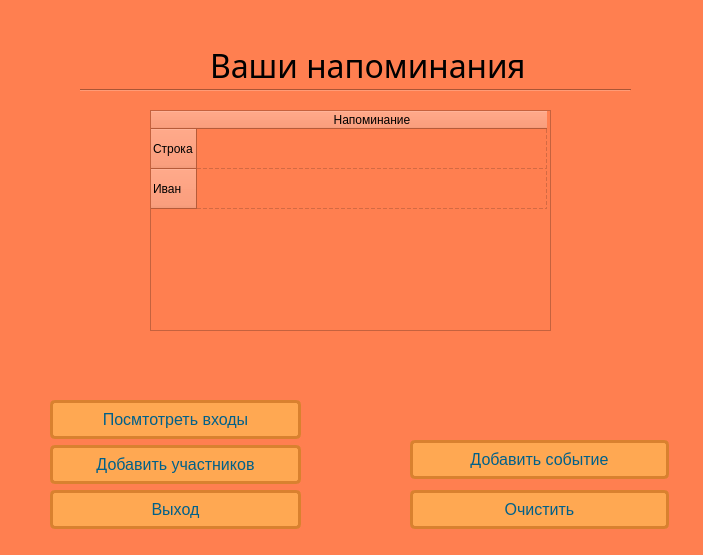
The window that main.ui (VeePeeKay/noteboard) describes before a commit, drawn with Qt 5.
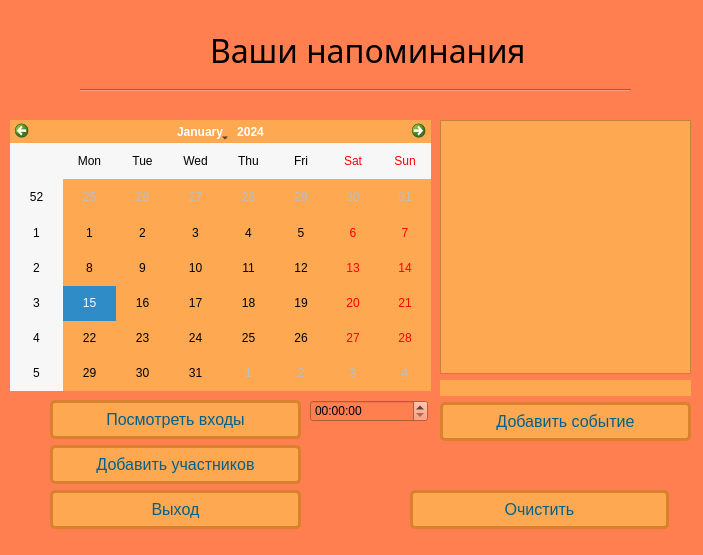
The same window after the commit.

```diff
--- a/main.ui
+++ b/main.ui
@@ -27,8 +27,8 @@
     <rect>
      <x>210</x>
      <y>20</y>
-     <width>331</width>
-     <height>91</height>
+     <width>471</width>
+     <height>61</height>
     </rect>
    </property>
    <property name="font">
@@ -54,82 +54,6 @@
     <enum>Qt::Horizontal</enum>
    </property>
   </widget>
-  <widget class="QPushButton" name="addEventButt">
-   <property name="geometry">
-    <rect>
-     <x>410</x>
-     <y>440</y>
-     <width>259</width>
-     <height>39</height>
-    </rect>
-   </property>
-   <property name="styleSheet">
-    <string notr="true"> display: inline-block;
-    text-decoration: none;
-    background-color: #ffa852;
-    color: #006089;
-    border: 3px solid #d9812f;
-    border-radius: 5px;
-    font-size: 16px;
-    padding: 7px 10px; 
-    transition: all 0.8s ease;</string>
-   </property>
-   <property name="text">
-    <string>Добавить событие</string>
-   </property>
-   <property name="default">
-    <bool>false</bool>
-   </property>
-  </widget>
-  <widget class="QTableWidget" name="tableWidget">
-   <property name="geometry">
-    <rect>
-     <x>150</x>
-     <y>110</y>
-     <width>401</width>
-     <height>221</height>
-    </rect>
-   </property>
-   <property name="frameShadow">
-    <enum>QFrame::Raised</enum>
-   </property>
-   <property name="gridStyle">
-    <enum>Qt::DashLine</enum>
-   </property>
-   <property name="columnCount">
-    <number>1</number>
-   </property>
-   <attribute name="horizontalHeaderDefaultSectionSize">
-    <number>350</number>
-   </attribute>
-   <attribute name="horizontalHeaderMinimumSectionSize">
-    <number>53</number>
-   </attribute>
-   <attribute name="verticalHeaderCascadingSectionResizes">
-    <bool>false</bool>
-   </attribute>
-   <attribute name="verticalHeaderDefaultSectionSize">
-    <number>40</number>
-   </attribute>
-   <attribute name="verticalHeaderStretchLastSection">
-    <bool>false</bool>
-   </attribute>
-   <row>
-    <property name="text">
-     <string>Строка</string>
-    </property>
-   </row>
-   <row>
-    <property name="text">
-     <string>Иван</string>
-    </property>
-   </row>
-   <column>
-    <property name="text">
-     <string>Напоминание</string>
-    </property>
-   </column>
-  </widget>
   <widget class="QPushButton" name="clearButt">
    <property name="geometry">
     <rect>
@@ -184,7 +108,7 @@
     transition: all 0.8s ease;</string>
       </property>
       <property name="text">
-       <string>Посмтотреть входы</string>
+       <string>Посмотреть входы</string>
       </property>
       <property name="default">
        <bool>false</bool>
@@ -238,6 +162,79 @@
     </item>
    </layout>
   </widget>
+  <widget class="QCalendarWidget" name="calendarWidget">
+   <property name="geometry">
+    <rect>
+     <x>10</x>
+     <y>120</y>
+     <width>421</width>
+     <height>271</height>
+    </rect>
+   </property>
+   <property name="styleSheet">
+    <string notr="true">background-color:#ffa852</string>
+   </property>
+  </widget>
+  <widget class="QTimeEdit" name="timeEdit">
+   <property name="geometry">
+    <rect>
+     <x>310</x>
+     <y>400</y>
+     <width>118</width>
+     <height>22</height>
+    </rect>
+   </property>
+  </widget>
+  <widget class="QWidget" name="verticalLayoutWidget_2">
+   <property name="geometry">
+    <rect>
+     <x>440</x>
+     <y>120</y>
+     <width>251</width>
+     <height>321</height>
+    </rect>
+   </property>
+   <layout class="QVBoxLayout" name="verticalLayout_2">
+    <item>
+     <widget class="QTextBrowser" name="textBrowser">
+      <property name="styleSheet">
+       <string notr="true">background-color:#ffa852</string>
+      </property>
+     </widget>
+    </item>
+    <item>
+     <widget class="QLineEdit" name="WriteEdit">
+      <property name="styleSheet">
+       <string notr="true">background-color:#ffa852</string>
+      </property>
+      <property name="frame">
+       <bool>false</bool>
+      </property>
+     </widget>
+    </item>
+    <item>
+     <widget class="QPushButton" name="addEventButt">
+      <property name="styleSheet">
+       <string notr="true"> display: inline-block;
+    text-decoration: none;
+    background-color: #ffa852;
+    color: #006089;
+    border: 3px solid #d9812f;
+    border-radius: 5px;
+    font-size: 16px;
+    padding: 7px 10px; 
+    transition: all 0.8s ease;</string>
+      </property>
+      <property name="text">
+       <string>Добавить событие</string>
+      </property>
+      <property name="default">
+       <bool>false</bool>
+      </property>
+     </widget>
+    </item>
+   </layout>
+  </widget>
  </widget>
  <resources/>
  <connections/>
```
